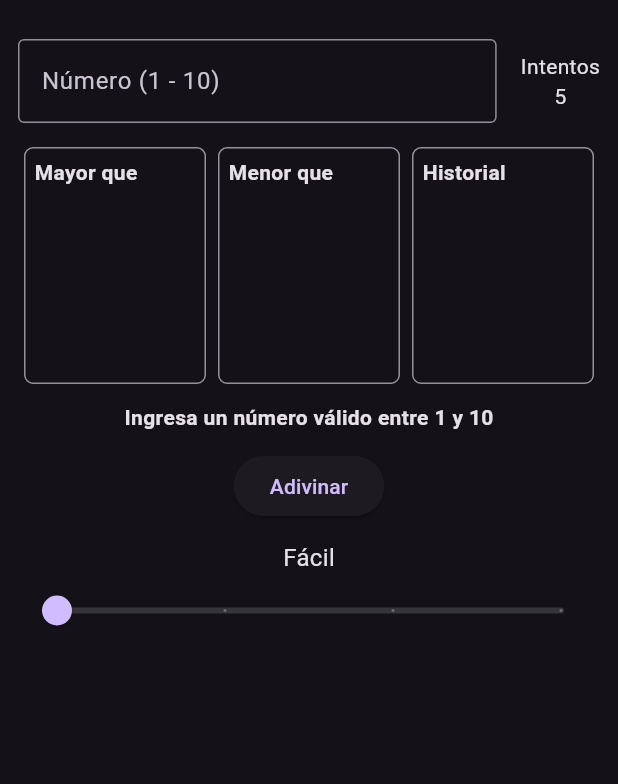
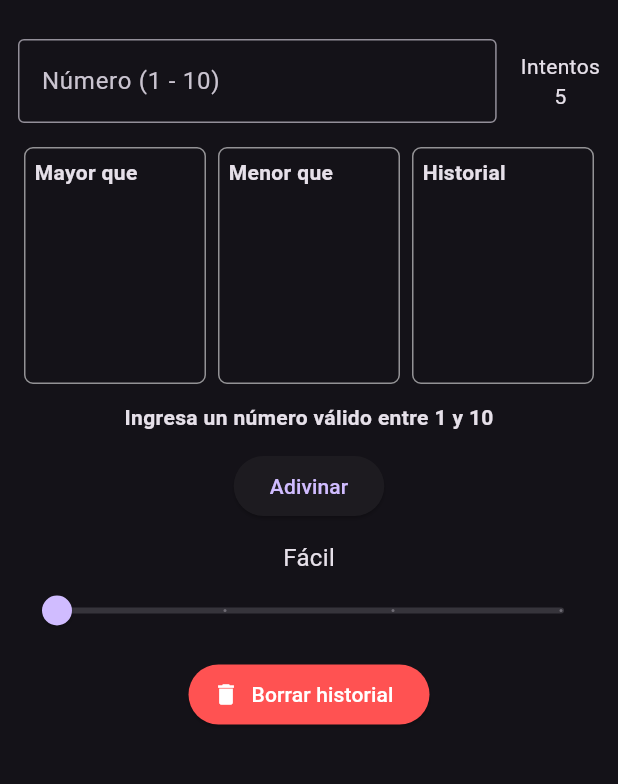
Before and after one commit to shadowdestiny/AdivinaElNumero-Desafio, a Flutter app: the screen it shows after launch, after a tap on "Adivinar", on a phone screen of 412 x 824 dp, the part 63-847 px from its top. Run offline on Flutter 3.47's test engine with Material 3 defaults, Android fonts, the light colour scheme and no system bars; our stand-ins replace shared_preferences.

Commit message:
Add, incorporacion de boton de borado de historico funcional

```diff
--- a/lib/pages/adivina_page.dart
+++ b/lib/pages/adivina_page.dart
@@ -1,3 +1,4 @@
+
 import 'dart:math';
 import 'package:flutter/material.dart';
 import '../models/difficulty_config.dart';
@@ -48,7 +49,7 @@ class _AdivinaGamePageState extends State<AdivinaGamePage> {
     final config = difficultyLevels[_sliderValue.toInt()]!;
     _max = config['max'];
     _remainingTries = config['tries'];
-    _secretNumber = Random().nextInt(_max) + 1;
+    _secretNumber = 1 + Random().nextInt(_max);
     _greaterThan.clear();
     _lessThan.clear();
     _controller.clear();
@@ -72,7 +73,6 @@ class _AdivinaGamePageState extends State<AdivinaGamePage> {
         _history.add({'value': input, 'success': true});
         _saveHistory();
         _gameOver = true;
-        // reiniciar automáticamente luego de un pequeño retraso
         Future.delayed(const Duration(seconds: 2), () => _resetGame());
       } else {
         if (input > _secretNumber) {
@@ -119,6 +119,8 @@ class _AdivinaGamePageState extends State<AdivinaGamePage> {
                     controller: _controller,
                     enabled: !_gameOver,
                     keyboardType: TextInputType.number,
+                    textInputAction: TextInputAction.done,
+                    onSubmitted: (_) => _submitGuess(),
                     textAlign: TextAlign.center,
                     decoration: InputDecoration(
                       labelText: 'Número (1 - $_max)',
@@ -181,6 +183,21 @@ class _AdivinaGamePageState extends State<AdivinaGamePage> {
                 });
               },
             ),
+            const SizedBox(height: 8),
+            ElevatedButton.icon(
+              onPressed: () async {
+                await HistoryService.clearHistory();
+                setState(() {
+                  _history.clear();
+                });
+              },
+              icon: const Icon(Icons.delete),
+              label: const Text("Borrar historial"),
+              style: ElevatedButton.styleFrom(
+                backgroundColor: Colors.redAccent,
+                foregroundColor: Colors.white,
+              ),
+            ),
           ],
         ),
       ),
```
